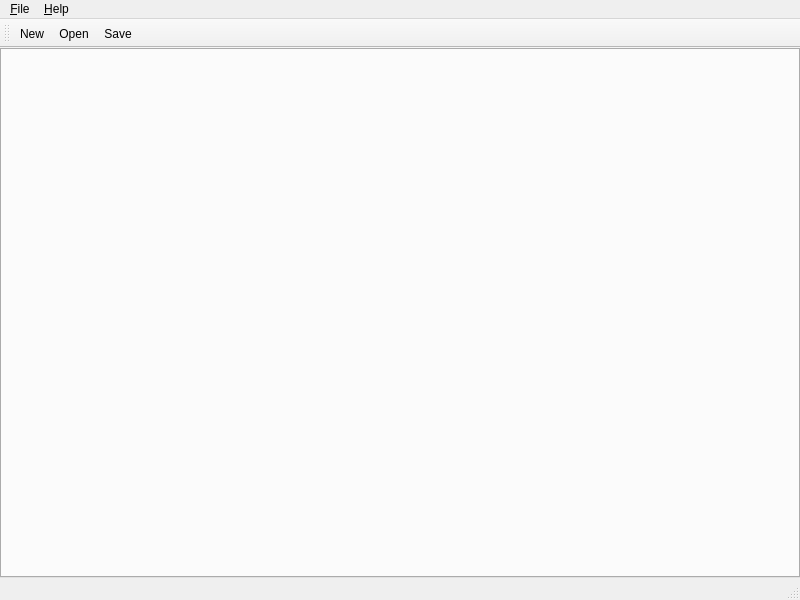
Qt form desktop/mainwindow.ui (missdeer/CodeInspector) before a commit.
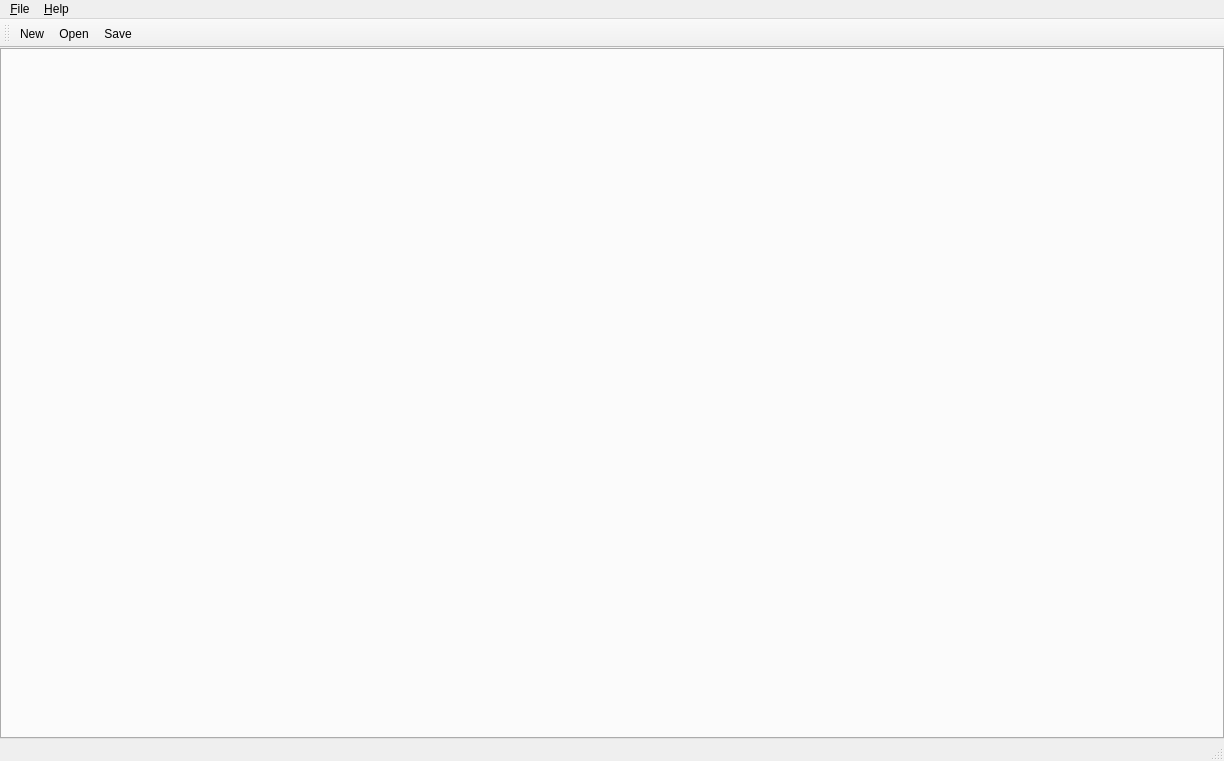
The same form after that commit. Icons and pictures are not drawn.

Commit message: (*)larger initial main window size

The edit to the form file:
```diff
--- a/desktop/mainwindow.ui
+++ b/desktop/mainwindow.ui
@@ -6,8 +6,8 @@
    <rect>
     <x>0</x>
     <y>0</y>
-    <width>800</width>
-    <height>600</height>
+    <width>1224</width>
+    <height>761</height>
    </rect>
   </property>
   <property name="windowTitle">
@@ -48,7 +48,7 @@
     <rect>
      <x>0</x>
      <y>0</y>
-     <width>800</width>
+     <width>1224</width>
      <height>21</height>
     </rect>
    </property>
```
